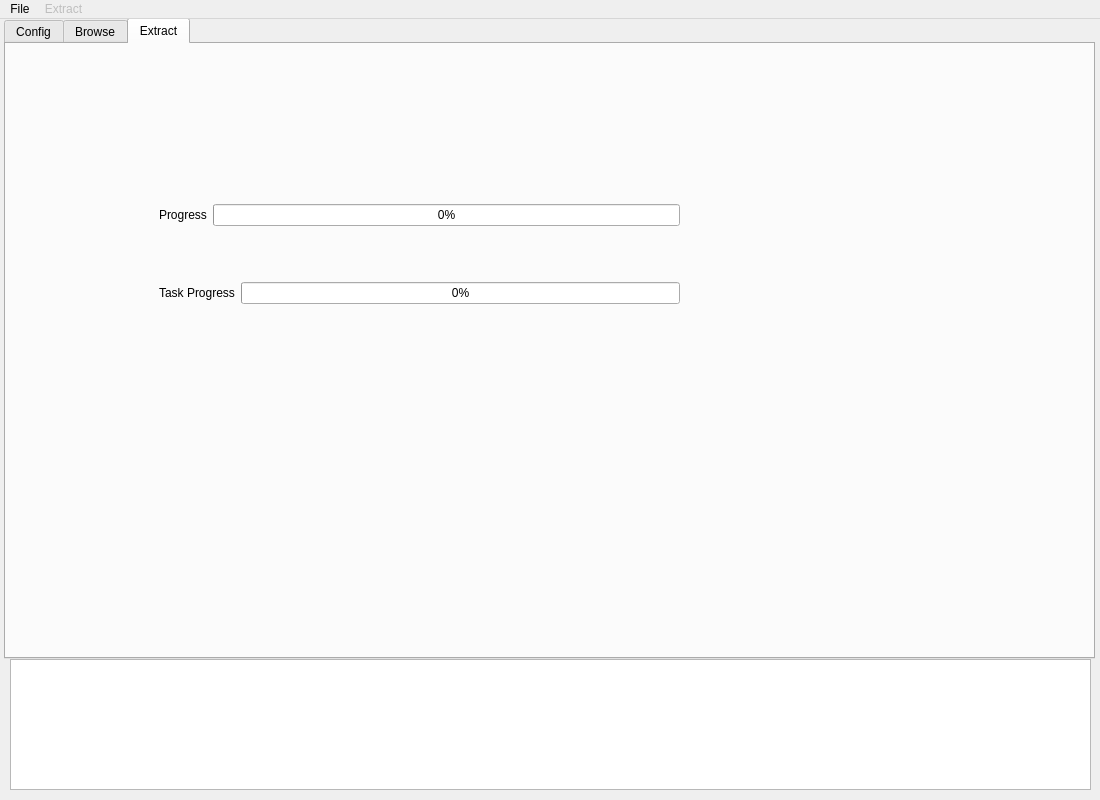
Before: the Qt Designer form gui.ui in Escartem/AnimeWwise, drawn with Qt 5.
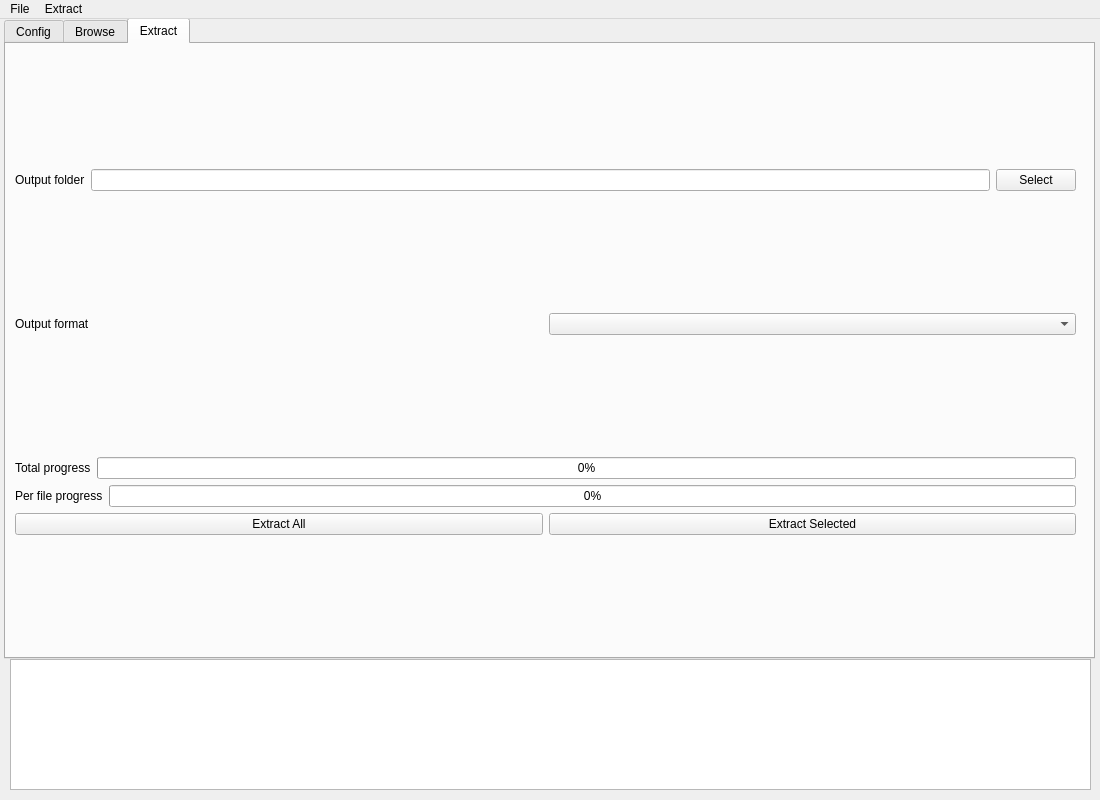
After: the same form once the commit is applied. The open tabs and pages were chosen to show the change.

Patch:
```diff
--- a/gui.ui
+++ b/gui.ui
@@ -75,15 +75,11 @@
       <layout class="QVBoxLayout" name="mainVLayout">
        <item>
         <layout class="QGridLayout" name="ioGrid">
-         <item row="2" column="0">
-          <widget class="QLabel" name="outputLabel">
-           <property name="text">
-            <string>Output folder</string>
+         <item row="1" column="2">
+          <widget class="QPushButton" name="changeAltInput">
+           <property name="enabled">
+            <bool>false</bool>
            </property>
-          </widget>
-         </item>
-         <item row="2" column="2">
-          <widget class="QPushButton" name="changeOutput">
            <property name="text">
             <string>Select</string>
            </property>
@@ -136,20 +132,6 @@
            </property>
           </widget>
          </item>
-         <item row="1" column="1">
-          <widget class="QLineEdit" name="altInputPath">
-           <property name="readOnly">
-            <bool>true</bool>
-           </property>
-          </widget>
-         </item>
-         <item row="2" column="1">
-          <widget class="QLineEdit" name="outputPath">
-           <property name="readOnly">
-            <bool>true</bool>
-           </property>
-          </widget>
-         </item>
         </layout>
        </item>
        <item>
@@ -161,13 +143,6 @@
        </item>
        <item>
         <layout class="QGridLayout" name="settingsGrid">
-         <item row="2" column="0">
-          <widget class="QLabel" name="outputFormatLabel">
-           <property name="text">
-            <string>Output format</string>
-           </property>
-          </widget>
-         </item>
          <item row="0" column="1">
           <widget class="QComboBox" name="assetMap"/>
          </item>
@@ -178,13 +153,6 @@
            </property>
           </widget>
          </item>
-         <item row="2" column="1">
-          <widget class="QComboBox" name="outputFormat">
-           <property name="currentText">
-            <string/>
-           </property>
-          </widget>
-         </item>
         </layout>
        </item>
        <item>
@@ -234,49 +202,114 @@
      <widget class="QWidget" name="layoutWidget">
       <property name="geometry">
        <rect>
-        <x>153</x>
-        <y>110</y>
-        <width>521</width>
-        <height>201</height>
+        <x>9</x>
+        <y>9</y>
+        <width>1061</width>
+        <height>601</height>
        </rect>
       </property>
       <layout class="QVBoxLayout" name="progressWrapperLayout_2">
        <item>
         <layout class="QHBoxLayout" name="progressLayout_2">
          <item>
-          <widget class="QLabel" name="progressLabel_2">
+          <widget class="QLabel" name="outputLabel">
            <property name="text">
-            <string>Progress</string>
+            <string>Output folder</string>
            </property>
           </widget>
          </item>
          <item>
-          <widget class="QProgressBar" name="progress_2">
-           <property name="value">
-            <number>0</number>
+          <widget class="QLineEdit" name="outputPath">
+           <property name="readOnly">
+            <bool>true</bool>
            </property>
           </widget>
          </item>
+         <item>
+          <widget class="QPushButton" name="changeOutput">
+           <property name="text">
+            <string>Select</string>
+           </property>
+          </widget>
+         </item>
         </layout>
        </item>
        <item>
         <layout class="QHBoxLayout" name="taskProgressLayout_2">
          <item>
-          <widget class="QLabel" name="taskProgressLabel_2">
+          <widget class="QLabel" name="outputFormatLabel">
            <property name="text">
-            <string>Task Progress</string>
+            <string>Output format</string>
            </property>
           </widget>
          </item>
          <item>
-          <widget class="QProgressBar" name="taskProgress_2">
-           <property name="value">
-            <number>0</number>
+          <widget class="QComboBox" name="outputFormat">
+           <property name="currentText">
+            <string/>
            </property>
           </widget>
          </item>
         </layout>
        </item>
+       <item>
+        <layout class="QVBoxLayout" name="progressWrapperLayout">
+         <item>
+          <layout class="QHBoxLayout" name="totalProgressLayout">
+           <item>
+            <widget class="QLabel" name="totalProgressLabel">
+             <property name="text">
+              <string>Total progress</string>
+             </property>
+            </widget>
+           </item>
+           <item>
+            <widget class="QProgressBar" name="totalProgress">
+             <property name="value">
+              <number>0</number>
+             </property>
+            </widget>
+           </item>
+          </layout>
+         </item>
+         <item>
+          <layout class="QHBoxLayout" name="fileProgressLayout">
+           <item>
+            <widget class="QLabel" name="fileProgressLabel">
+             <property name="text">
+              <string>Per file progress</string>
+             </property>
+            </widget>
+           </item>
+           <item>
+            <widget class="QProgressBar" name="fileProgress">
+             <property name="value">
+              <number>0</number>
+             </property>
+            </widget>
+           </item>
+          </layout>
+         </item>
+         <item>
+          <layout class="QHBoxLayout" name="extractLayout">
+           <item>
+            <widget class="QPushButton" name="extractAll">
+             <property name="text">
+              <string>Extract All</string>
+             </property>
+            </widget>
+           </item>
+           <item>
+            <widget class="QPushButton" name="extractSelected">
+             <property name="text">
+              <string>Extract Selected</string>
+             </property>
+            </widget>
+           </item>
+          </layout>
+         </item>
+        </layout>
+       </item>
       </layout>
      </widget>
     </widget>
@@ -326,7 +359,7 @@
    </widget>
    <widget class="QMenu" name="menuExtract">
     <property name="enabled">
-     <bool>false</bool>
+     <bool>true</bool>
     </property>
     <property name="title">
      <string>Extract</string>
```
Left out of the diff: 49 changed lines with no effect on the pictures.
